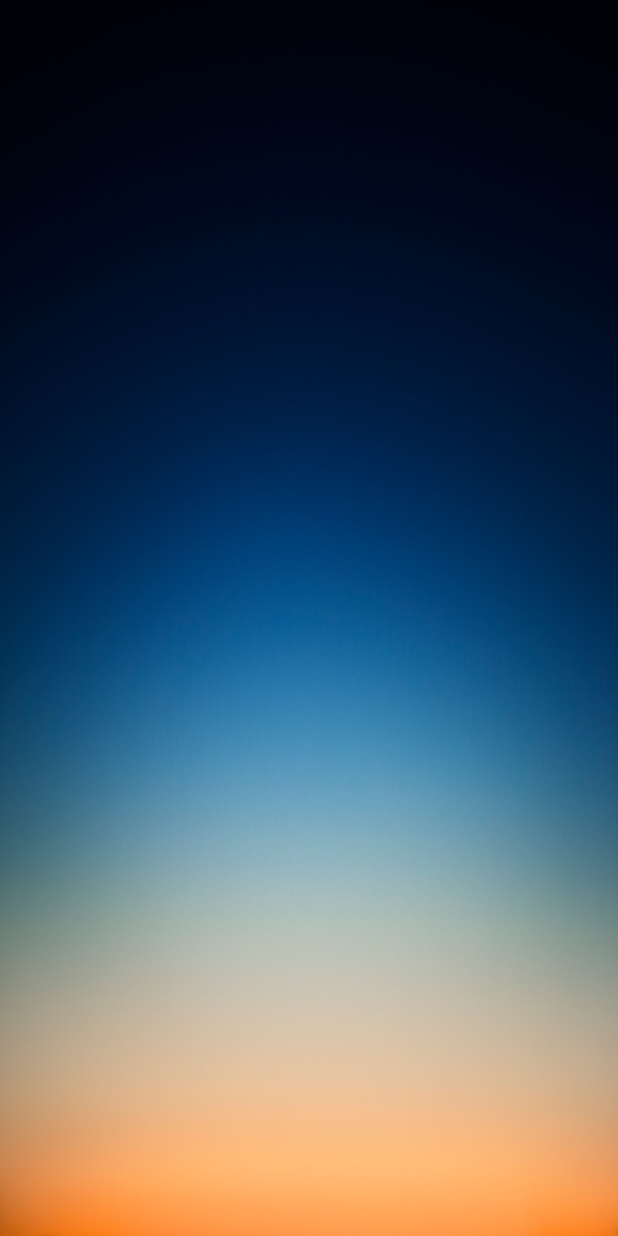
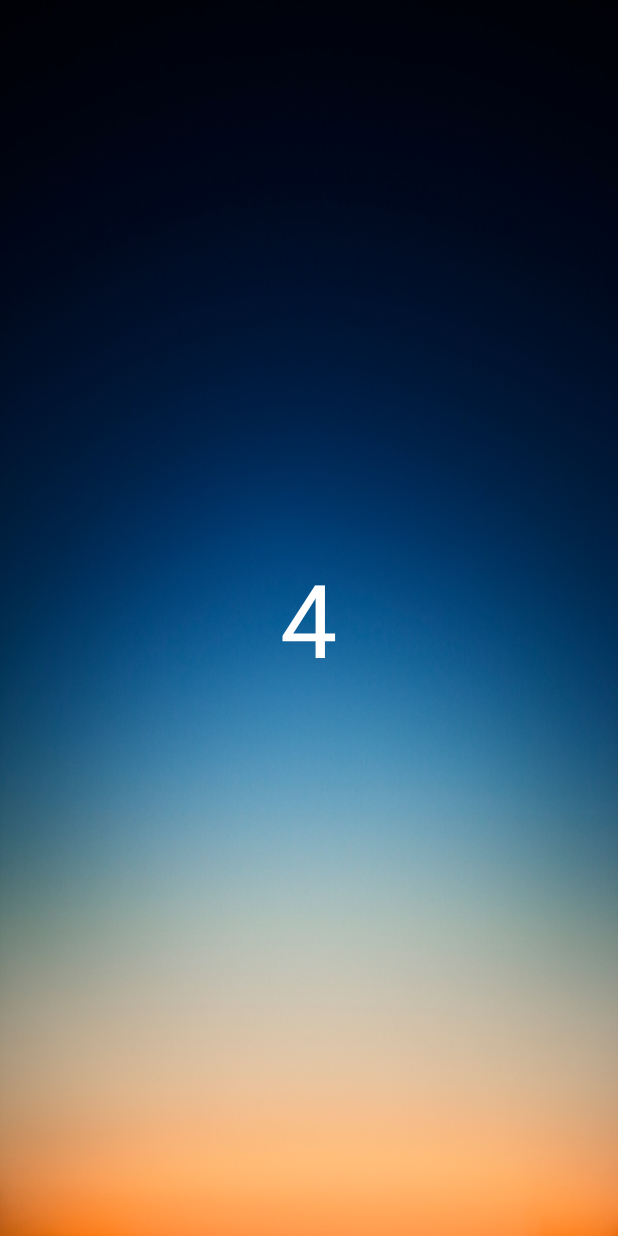
Before and after one commit to WilliamMarshal/FakeTorch, an Android app: the screen it shows after launch (TorchActivity), after a tap on "ON", on a phone screen of 412 x 824 dp. Run offline under Robolectric (Android 15) with nearby library versions, the phone set to English and light mode, and no system bars.

Commit message:
დაემატა ტაიმერი

```diff
--- /dev/null
+++ b/app/src/main/java/ge/faketorch/Terminator.java
@@ -0,0 +1,18 @@
+package ge.faketorch;
+
+import android.os.CountDownTimer;
+
+/**
+ * Created by akaki on 18.11.16.
+ */
+
+public class Terminator {
+    public static void terminate(final CountDownTimer timer) {
+        new Thread(new Runnable() {
+            @Override
+            public void run() {
+                timer.cancel();
+            }
+        }).start();
+    }
+}
--- a/app/src/main/java/ge/faketorch/TorchActivity.java
+++ b/app/src/main/java/ge/faketorch/TorchActivity.java
@@ -1,28 +1,37 @@
 package ge.faketorch;
 
+import android.graphics.Color;
+import android.os.Bundle;
+import android.os.CountDownTimer;
 import android.support.v7.app.AppCompatActivity;
-import android.os.Bundle;
 import android.view.View;
 import android.view.animation.AlphaAnimation;
 import android.view.animation.Animation;
-import android.widget.Button;
+import android.widget.TextView;
 
 public class TorchActivity extends AppCompatActivity {
+
+    private View mContainer;
+    private TextView mTimerLabel;
 
     @Override
     protected void onCreate(Bundle savedInstanceState) {
         super.onCreate(savedInstanceState);
         setContentView(R.layout.activity_torch);
 
-        Button onButton = (Button) findViewById(R.id.on_btn);
-        onButton.setOnClickListener(new View.OnClickListener() {
+        findViewById(R.id.on_btn).setOnClickListener(new View.OnClickListener() {
             @Override
             public void onClick(View view) {
-                viewDissapear(view);
+                viewDisappear(view);
             }
         });
+
+        mContainer = findViewById(R.id.container);
+        mTimerLabel = (TextView) findViewById(R.id.timer_lbl);
     }
-    private void viewDissapear(final View view) {
+
+
+    private void viewDisappear(final View view) {
         Animation alphaAnim = new AlphaAnimation(1f, 0f);
         alphaAnim.setDuration(300);
 
@@ -31,7 +40,29 @@ public class TorchActivity extends AppCompatActivity {
             @Override
             public void run() {
                 view.setVisibility(View.GONE);
+                startTimer();
             }
         });
     }
+
+    private void startTimer() {
+        new CountDownTimer(Integer.MAX_VALUE, 1000) {
+            int counter = 5;
+
+            @Override
+            public void onTick(long l) {
+                mTimerLabel.setText(counter + "");
+                if (counter == 0) {
+                    mTimerLabel.setVisibility(View.GONE);
+                    Terminator.terminate(this);
+                }
+                counter--;
+            }
+
+            @Override
+            public void onFinish() {
+
+            }
+        }.start();
+    }
 }
--- a/app/src/main/res/layout/activity_torch.xml
+++ b/app/src/main/res/layout/activity_torch.xml
@@ -5,18 +5,26 @@
     android:layout_width="match_parent"
     android:layout_height="match_parent"
     android:background="@drawable/background"
-    android:gravity="center_horizontal"
     android:paddingBottom="@dimen/activity_vertical_margin"
     android:paddingLeft="@dimen/activity_horizontal_margin"
     android:paddingRight="@dimen/activity_horizontal_margin"
     android:paddingTop="@dimen/activity_vertical_margin"
     tools:context="ge.faketorch.TorchActivity">
 
+    <TextView
+        android:id="@+id/timer_lbl"
+        android:layout_width="wrap_content"
+        android:layout_height="wrap_content"
+        android:layout_centerInParent="true"
+        android:textColor="@android:color/white"
+        android:textSize="68sp" />
+
     <Button
         android:id="@+id/on_btn"
         android:layout_width="120dp"
         android:layout_height="120dp"
         android:layout_alignParentBottom="true"
+        android:layout_centerHorizontal="true"
         android:layout_marginBottom="50dp"
         android:background="@drawable/circle"
         android:text="ON"
```
